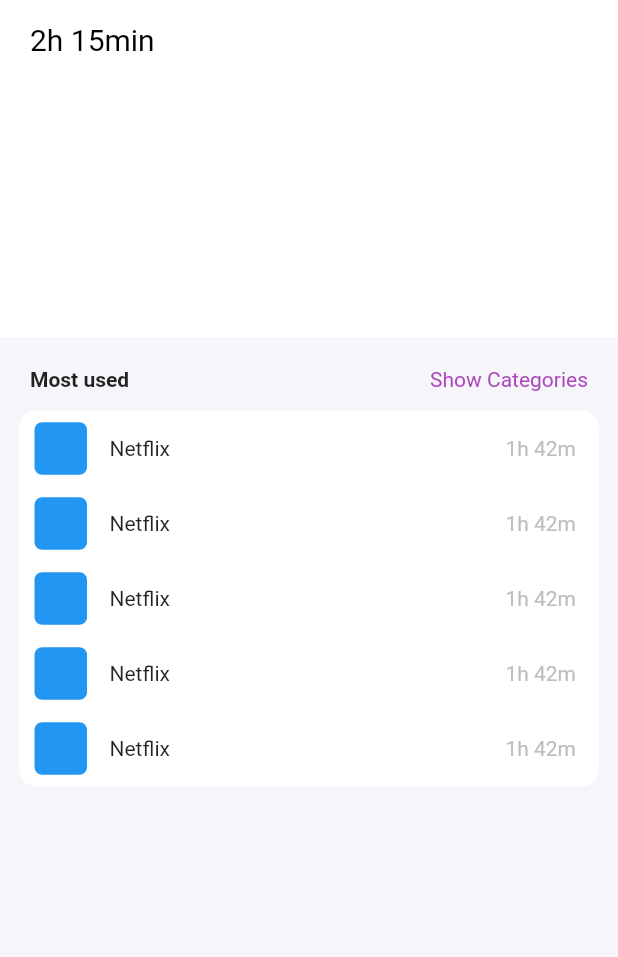
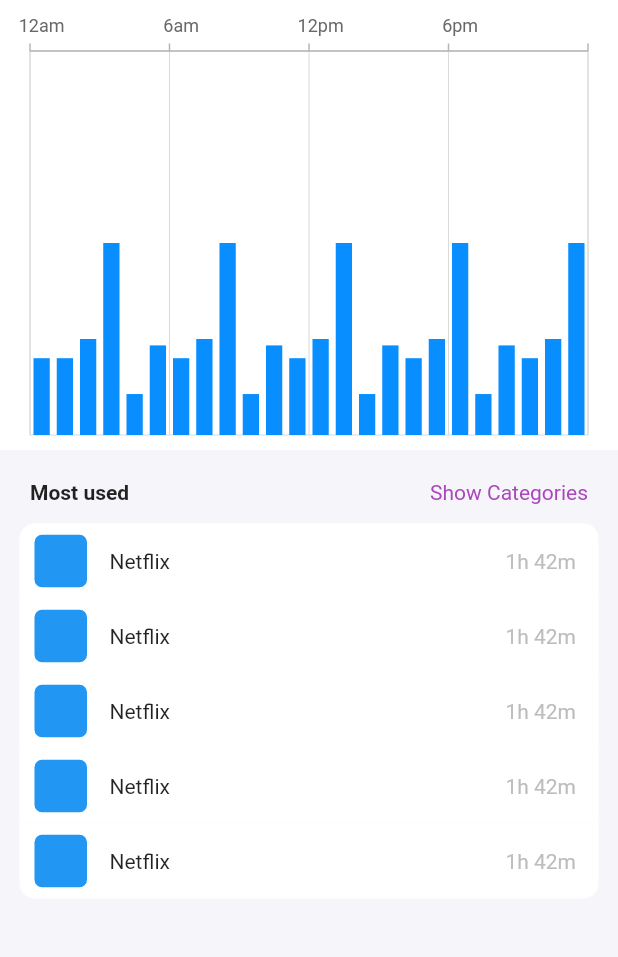
Before and after one commit to Volnetiks/ScreenTime, a Flutter app: the screen it shows after launch, on a phone screen of 412 x 824 dp, the part 84-1041 px from its top. Run offline on Flutter 3.47's test engine with Material 2 defaults, Android fonts, the phone set to English and light mode, and no system bars; our stand-ins replace syncfusion_flutter_charts.

Commit message:
Implemented a model for the chart

```diff
--- a/lib/main.dart
+++ b/lib/main.dart
@@ -2,6 +2,7 @@
 
 import 'extensions/hex_color.dart';
 import 'models/app_model.dart';
+import 'package:syncfusion_flutter_charts/charts.dart';
 
 void main() {
   runApp(const ScreenTime());
@@ -31,6 +32,41 @@
 }
 
 class _ScreenTimePageState extends State<ScreenTimePage> {
+  late List<_ChartData> data;
+  late TooltipBehavior _tooltip;
+
+  @override
+  void initState() {
+    data = [
+      _ChartData('12am', 12),
+      _ChartData('1am', 12),
+      _ChartData('2am', 15),
+      _ChartData('3am', 30),
+      _ChartData('4am', 6.4),
+      _ChartData('5am', 14),
+      _ChartData('6am', 12),
+      _ChartData('7am', 15),
+      _ChartData('8am', 30),
+      _ChartData('9am', 6.4),
+      _ChartData('10am', 14),
+      _ChartData('11am', 12),
+      _ChartData('12pm', 15),
+      _ChartData('1pm', 30),
+      _ChartData('2pm', 6.4),
+      _ChartData('3pm', 14),
+      _ChartData('4pm', 12),
+      _ChartData('5pm', 15),
+      _ChartData('6pm', 30),
+      _ChartData('7pm', 6.4),
+      _ChartData('8pm', 14),
+      _ChartData('9pm', 12),
+      _ChartData('10pm', 15),
+      _ChartData('11pm', 30)
+    ];
+    _tooltip = TooltipBehavior(enable: true);
+    super.initState();
+  }
+
   @override
   Widget build(BuildContext context) {
     return Scaffold(
@@ -55,15 +91,28 @@
         mainAxisAlignment: MainAxisAlignment.center,
         children: [
           Container(
-              height: 225,
+              height: 300,
               color: Colors.white,
-              child: Row(
-                crossAxisAlignment: CrossAxisAlignment.start,
-                children: const [
+              child: Column(
+                children: [
                   Padding(
-                    padding: EdgeInsets.only(top: 15, left: 20, bottom: 15),
-                    child: Text("2h 15min",
-                        style: TextStyle(color: Colors.black, fontSize: 20)),
+                    padding: const EdgeInsets.symmetric(horizontal: 10),
+                    child: SfCartesianChart(
+                        primaryXAxis:
+                            CategoryAxis(opposedPosition: true, interval: 6),
+                        primaryYAxis: NumericAxis(
+                            minimum: 0,
+                            maximum: 60,
+                            interval: 10,
+                            isVisible: false),
+                        tooltipBehavior: _tooltip,
+                        series: <ChartSeries<_ChartData, String>>[
+                          ColumnSeries<_ChartData, String>(
+                              dataSource: data,
+                              xValueMapper: (_ChartData data, _) => data.x,
+                              yValueMapper: (_ChartData data, _) => data.y,
+                              color: const Color.fromRGBO(8, 142, 255, 1))
+                        ]),
                   )
                 ],
               )),
@@ -97,3 +146,10 @@
     );
   }
 }
+
+class _ChartData {
+  _ChartData(this.x, this.y);
+
+  final String x;
+  final double y;
+}
--- a/pubspec.yaml
+++ b/pubspec.yaml
@@ -34,6 +34,7 @@
   # The following adds the Cupertino Icons font to your application.
   # Use with the CupertinoIcons class for iOS style icons.
   cupertino_icons: ^1.0.2
+  syncfusion_flutter_charts: ^20.1.52
 
 dev_dependencies:
   flutter_test:
```
Also changed, not shown: pubspec.lock.
